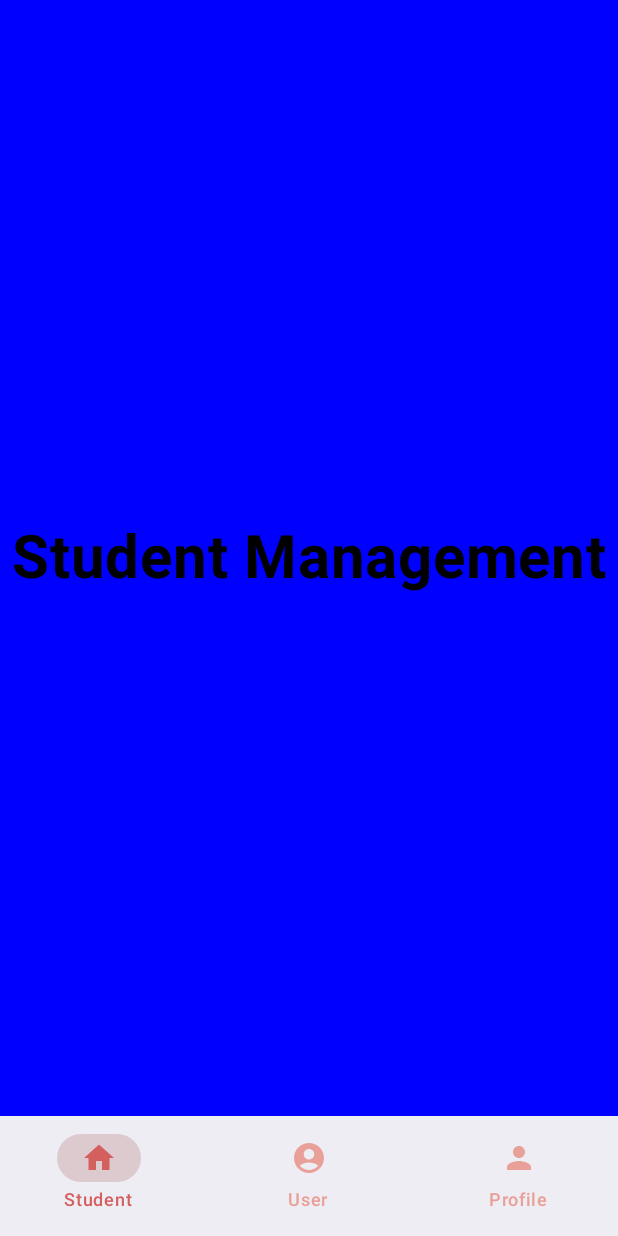
After one commit to Tan-1106/Student-Information-Management, an Android app built with Jetpack Compose: the AdminScreen screen opened through its navigation route, on a phone screen of 412 x 824 dp. The commit adds this screen. Run offline under Robolectric (Android 15) with nearby library versions, the phone set to English and light mode, and no system bars.

Commit message:
Update BottomNavBar

```diff
--- a/app/src/main/java/com/example/studentinformationmanagement/AppScreen.kt
+++ b/app/src/main/java/com/example/studentinformationmanagement/AppScreen.kt
@@ -1,18 +1,13 @@
 package com.example.studentinformationmanagement
 
-import androidx.compose.foundation.layout.padding
 import androidx.compose.runtime.Composable
-import androidx.compose.runtime.getValue
-import androidx.compose.runtime.remember
-import androidx.compose.ui.Modifier
-import androidx.lifecycle.viewmodel.compose.viewModel
 import androidx.navigation.NavHostController
 import androidx.navigation.compose.NavHost
 import androidx.navigation.compose.composable
-import androidx.navigation.compose.currentBackStackEntryAsState
 import androidx.navigation.compose.rememberNavController
+import com.example.studentinformationmanagement.ui.admin.AdminScreen
+import com.example.studentinformationmanagement.ui.manager.StudentManagement
 import com.example.studentinformationmanagement.ui.shared.LoginScreen
-import com.example.studentinformationmanagement.ui.shared.LoginViewModel
 
 enum class AppScreen() {
     Login,
@@ -26,7 +21,8 @@ enum class AppScreen() {
     AddCertificate,
     EditCertificate,
     UserDetailProfile,
-    StudentDetailProfile
+    StudentDetailProfile,
+    AdminScreen
 }
 
 @Composable
@@ -53,7 +49,7 @@ fun AppScreen(
 
         }
         composable(route = AppScreen.StudentManagement.name) {
-
+            StudentManagement()
         }
         composable(route = AppScreen.AddStudent.name) {
 
@@ -73,5 +69,8 @@ fun AppScreen(
         composable(route = AppScreen.StudentDetailProfile.name) {
 
         }
+        composable (route = AppScreen.AdminScreen.name){
+            AdminScreen()
+        }
     }
 }
--- a/app/src/main/java/com/example/studentinformationmanagement/MainActivity.kt
+++ b/app/src/main/java/com/example/studentinformationmanagement/MainActivity.kt
@@ -4,6 +4,10 @@ import android.os.Bundle
 import androidx.activity.ComponentActivity
 import androidx.activity.compose.setContent
 import androidx.activity.enableEdgeToEdge
+import androidx.compose.ui.Modifier
+import androidx.compose.ui.tooling.preview.Preview
+import com.example.studentinformationmanagement.ui.admin.AdminScreen
+import com.example.studentinformationmanagement.ui.admin.BottomNavBarAdmin
 import com.example.studentinformationmanagement.ui.theme.StudentInformationManagementTheme
 
 class MainActivity : ComponentActivity() {
--- /dev/null
+++ b/app/src/main/java/com/example/studentinformationmanagement/data/shared/NavItem.kt
@@ -0,0 +1,8 @@
+package com.example.studentinformationmanagement.data.shared
+import androidx.compose.ui.graphics.vector.ImageVector
+
+data class NavItem (
+    val label: String,
+    val icon: ImageVector,
+    val route: String
+)
--- /dev/null
+++ b/app/src/main/java/com/example/studentinformationmanagement/ui/admin/AdminScreen.kt
@@ -0,0 +1,58 @@
+package com.example.studentinformationmanagement.ui.admin
+
+import androidx.compose.foundation.layout.padding
+import androidx.compose.material.icons.Icons
+import androidx.compose.material.icons.filled.AccountCircle
+import androidx.compose.material.icons.filled.Home
+import androidx.compose.material.icons.filled.Person
+import androidx.compose.material3.Scaffold
+import androidx.compose.runtime.Composable
+import androidx.compose.runtime.getValue
+import androidx.compose.ui.Modifier
+import androidx.navigation.NavHostController
+import androidx.navigation.compose.NavHost
+import androidx.navigation.compose.composable
+import androidx.navigation.compose.currentBackStackEntryAsState
+import androidx.navigation.compose.rememberNavController
+import com.example.studentinformationmanagement.AppScreen
+import com.example.studentinformationmanagement.data.shared.NavItem
+import com.example.studentinformationmanagement.ui.manager.StudentManagement
+
+@Composable
+fun AdminScreen(navController: NavHostController = rememberNavController()) {
+    val navItems = listOf(
+        NavItem("Student", Icons.Default.Home, AppScreen.StudentManagement.name),
+        NavItem("User", Icons.Default.AccountCircle, AppScreen.UserManagement.name),
+        NavItem("Profile", Icons.Default.Person, AppScreen.UserDetailProfile.name)
+    )
+
+    val navBackStackEntry by navController.currentBackStackEntryAsState()
+    val currentRoute = navBackStackEntry?.destination?.route
+
+    Scaffold(
+        bottomBar = {
+            BottomNavBarAdmin(
+                items = navItems,
+                currentRoute = currentRoute,
+                onItemClick = { item ->
+                    if (currentRoute != item.route) {
+                        navController.navigate(item.route) {
+                            popUpTo(AppScreen.StudentManagement.name) { inclusive = false }
+                            launchSingleTop = true
+                        }
+                    }
+                }
+            )
+        }
+    ) { innerPadding ->
+        NavHost(
+            navController = navController,
+            startDestination = AppScreen.StudentManagement.name,
+            modifier = Modifier.padding(innerPadding)
+        ) {
+            composable(AppScreen.StudentManagement.name) { StudentManagement() }
+            composable(AppScreen.UserManagement.name) { /* TODO: UserManagement screen */ }
+            composable(AppScreen.UserDetailProfile.name) { /* TODO: Profile screen */ }
+        }
+    }
+}
--- /dev/null
+++ b/app/src/main/java/com/example/studentinformationmanagement/ui/admin/BottomNavBarAdmin.kt
@@ -0,0 +1,92 @@
+package com.example.studentinformationmanagement.ui.admin
+
+import android.graphics.drawable.Icon
+import androidx.compose.foundation.layout.fillMaxSize
+import androidx.compose.foundation.layout.padding
+import androidx.compose.material.icons.Icons
+import androidx.compose.material.icons.filled.AccountCircle
+import androidx.compose.material.icons.filled.Home
+import androidx.compose.material.icons.filled.Person
+import androidx.compose.material3.Icon
+import androidx.compose.material3.NavigationBar
+import androidx.compose.material3.NavigationBarItem
+import androidx.compose.material3.NavigationBarItemColors
+import androidx.compose.material3.NavigationBarItemDefaults
+import androidx.compose.material3.Scaffold
+import androidx.compose.material3.Text
+import androidx.compose.runtime.Composable
+import androidx.compose.runtime.getValue
+import androidx.compose.runtime.mutableIntStateOf
+import androidx.compose.runtime.remember
+import androidx.compose.runtime.setValue
+import androidx.compose.ui.Modifier
+import androidx.compose.ui.graphics.Color
+import androidx.compose.ui.tooling.preview.Preview
+import com.example.studentinformationmanagement.AppScreen
+import com.example.studentinformationmanagement.data.shared.NavItem
+import com.example.studentinformationmanagement.ui.manager.StudentManagement
+import com.example.studentinformationmanagement.ui.theme.StudentInformationManagementTheme
+import com.example.studentinformationmanagement.ui.theme.primary_container
+import com.example.studentinformationmanagement.ui.theme.primary_content
+import com.example.studentinformationmanagement.ui.theme.secondary_content
+
+@Composable
+fun BottomNavBarAdmin(
+    modifier: Modifier = Modifier,
+    items: List<NavItem>,
+    currentRoute: String?,
+    onItemClick: (NavItem) -> Unit
+) {
+    NavigationBar(
+        modifier = modifier
+    ) {
+        items.forEach { item ->
+            val selected = currentRoute == item.route
+            NavigationBarItem(
+                selected = selected,
+                onClick = { onItemClick(item) },
+                icon = {
+                    Icon(
+                        imageVector = item.icon,
+                        contentDescription = item.label,
+                        tint = if (selected) primary_content else secondary_content
+                    )
+                },
+                label = {
+                    Text(
+                        text = item.label,
+                        color = if (selected) primary_content else secondary_content
+                    )
+                },
+                colors = NavigationBarItemDefaults.colors(
+                    indicatorColor = primary_container,
+                    selectedIconColor = primary_content,
+                    selectedTextColor = primary_content,
+                    unselectedIconColor = secondary_content,
+                    unselectedTextColor = secondary_content
+                )
+            )
+        }
+    }
+}
+
+
+@Preview(
+    showBackground = true,
+    showSystemUi = true,
+)
+
+@Composable
+fun BottomNavBarAdminPreview() {
+    val previewItems = listOf(
+        NavItem("Student", Icons.Default.Home, AppScreen.StudentManagement.name),
+        NavItem("User", Icons.Default.AccountCircle, AppScreen.UserManagement.name),
+        NavItem("Profile", Icons.Default.Person, AppScreen.UserDetailProfile.name)
+    )
+
+    BottomNavBarAdmin(
+        items = previewItems,
+        currentRoute = AppScreen.StudentManagement.name,
+        onItemClick = {}
+    )
+}
--- a/app/src/main/java/com/example/studentinformationmanagement/ui/manager/StudentManagement.kt
+++ b/app/src/main/java/com/example/studentinformationmanagement/ui/manager/StudentManagement.kt
@@ -1 +1,31 @@
 package com.example.studentinformationmanagement.ui.manager
+
+import androidx.compose.foundation.background
+import androidx.compose.foundation.layout.Arrangement
+import androidx.compose.foundation.layout.Column
+import androidx.compose.foundation.layout.fillMaxSize
+import androidx.compose.material3.Text
+import androidx.compose.runtime.Composable
+import androidx.compose.ui.Alignment
+import androidx.compose.ui.Modifier
+import androidx.compose.ui.graphics.Color
+import androidx.compose.ui.text.font.FontWeight
+import androidx.compose.ui.unit.sp
+
+@Composable
+fun StudentManagement(modifier: Modifier = Modifier){
+    Column(
+        modifier = modifier
+            .fillMaxSize()
+            .background(color = Color.Blue),
+        verticalArrangement = Arrangement.Center,
+        horizontalAlignment = Alignment.CenterHorizontally
+    ) {
+        Text(
+            text = "Student Management",
+            fontSize = 40.sp,
+            fontWeight = FontWeight.Bold,
+            color = Color.Black
+        )
+    }
+}
```
